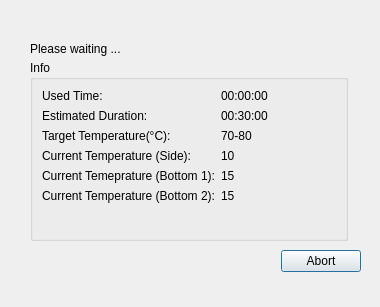
Above: ServiceSW/Master/Components/Diagnostics/Forms/RetortTimingDialog.ui from Liyezhong/Master before the change. Below: the same form after it.
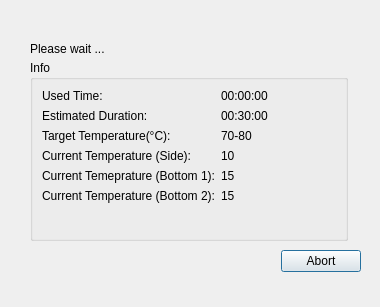
That is the form after the change.

Diff of the .ui file:
```diff
--- a/ServiceSW/Master/Components/Diagnostics/Forms/RetortTimingDialog.ui
+++ b/ServiceSW/Master/Components/Diagnostics/Forms/RetortTimingDialog.ui
@@ -125,7 +125,7 @@
     </rect>
    </property>
    <property name="text">
-    <string>Please waiting ...</string>
+    <string>Please wait ...</string>
    </property>
   </widget>
   <widget class="QWidget" name="horizontalLayoutWidget">
```
